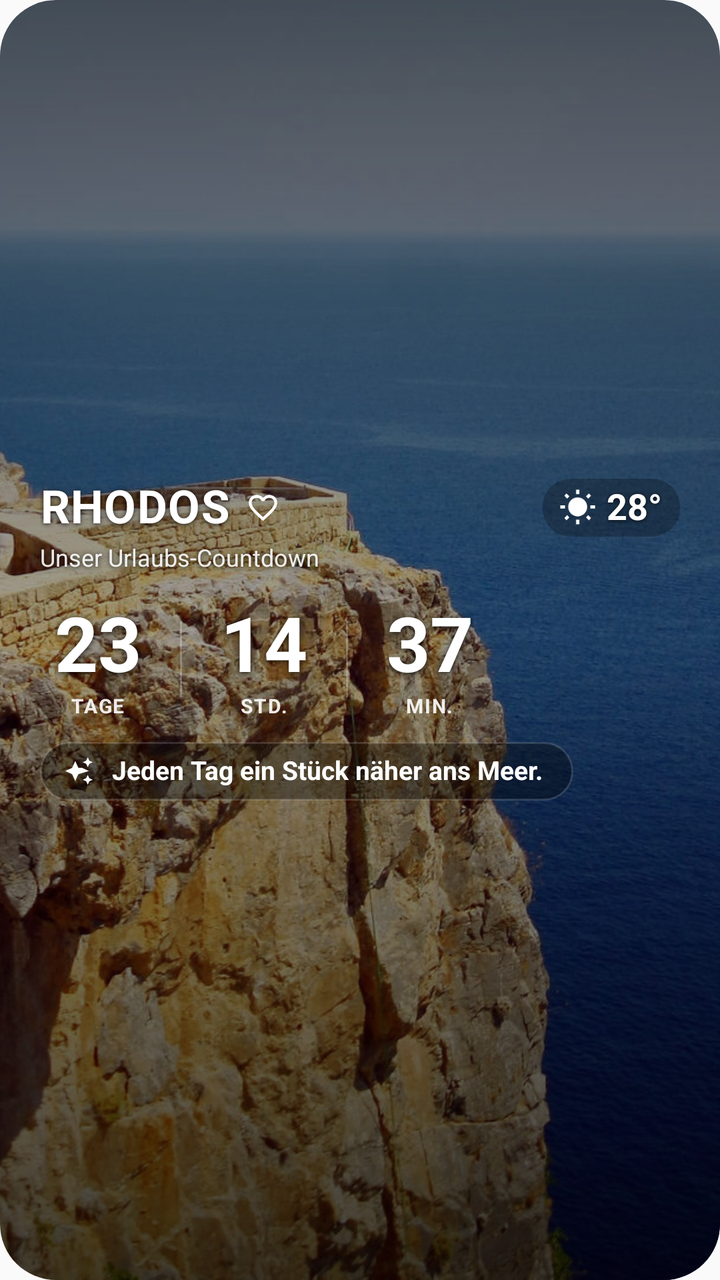
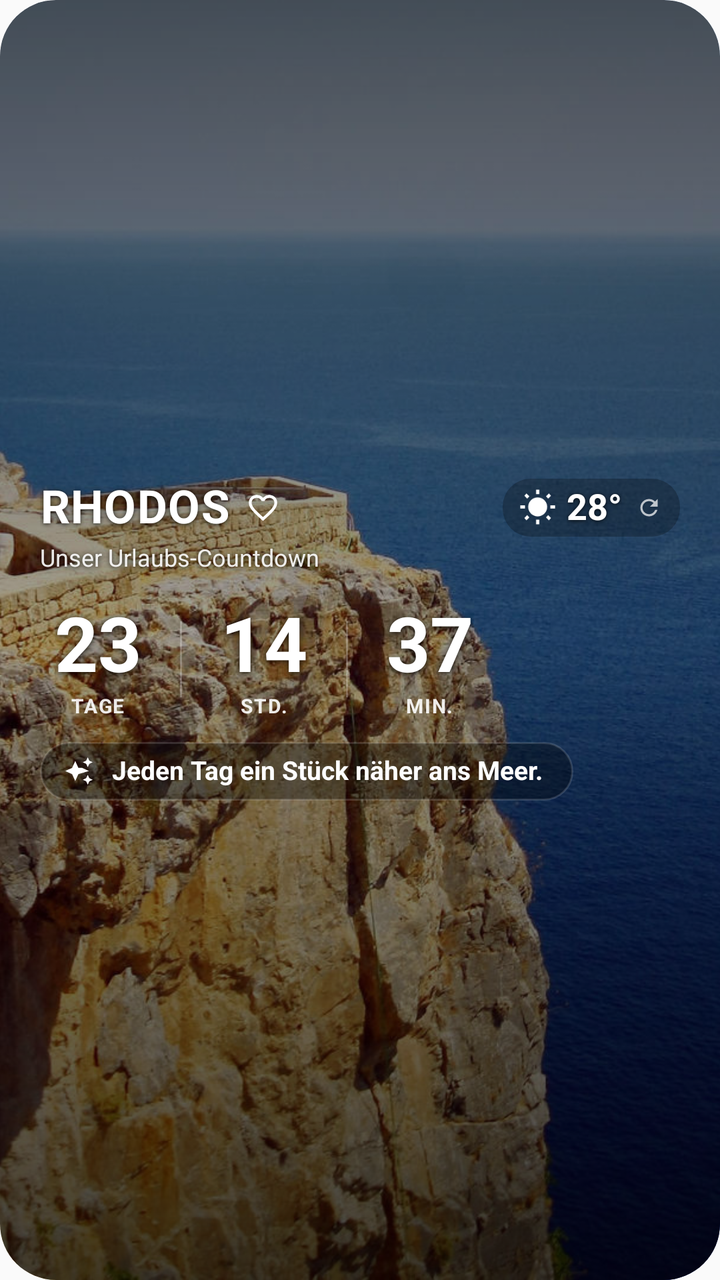

Two renders of the same Android screen: before a commit and after it. Below are the layout's source before the change and the commit's diff.
<!-- AndroidManifest.xml: application theme Theme.RhodosWidget -->
<!-- res/layout/rhodos_countdown_widget_large.xml -->
<?xml version="1.0" encoding="utf-8"?>
<FrameLayout xmlns:android="http://schemas.android.com/apk/res/android"
    android:id="@+id/widget_root"
    android:layout_width="match_parent"
    android:layout_height="match_parent"
    android:background="@drawable/widget_rhodos_background"
    android:clipToOutline="true">

    <ImageView
        android:id="@+id/widget_background_image"
        android:layout_width="match_parent"
        android:layout_height="match_parent"
        android:contentDescription="@string/widget_background_description"
        android:scaleType="centerCrop"
        android:src="@drawable/rhodos_lindos" />

    <LinearLayout
        android:layout_width="match_parent"
        android:layout_height="match_parent"
        android:background="@drawable/widget_readability_overlay_4x2"
        android:gravity="center_vertical"
        android:orientation="vertical"
        android:paddingLeft="20dp"
        android:paddingTop="14dp"
        android:paddingRight="20dp"
        android:paddingBottom="14dp">

        
        <LinearLayout
            android:layout_width="match_parent"
            android:layout_height="wrap_content"
            android:gravity="center_vertical"
            android:orientation="horizontal">

            <TextView
                android:id="@+id/widget_large_title"
                android:layout_width="wrap_content"
                android:layout_height="wrap_content"
                android:includeFontPadding="false"
                android:letterSpacing="0.02"
                android:shadowColor="#CC000000"
                android:shadowDx="0"
                android:shadowDy="1"
                android:shadowRadius="6"
                android:text="@string/widget_large_title"
                android:textColor="@android:color/white"
                android:textSize="23sp"
                android:textStyle="bold" />

            <ImageView
                android:id="@+id/widget_heart"
                android:layout_width="17dp"
                android:layout_height="17dp"
                android:layout_marginLeft="8dp"
                android:contentDescription="@string/widget_favorite_description"
                android:src="@drawable/ic_heart_outline" />

            <TextView
                android:layout_width="0dp"
                android:layout_height="wrap_content"
                android:layout_weight="1"
                android:text="" />

            <LinearLayout
                android:layout_width="wrap_content"
                android:layout_height="wrap_content"
                android:background="@drawable/widget_weather_pill_background"
                android:gravity="center_vertical"
                android:orientation="horizontal"
                android:paddingLeft="8dp"
                android:paddingTop="4dp"
                android:paddingRight="9dp"
                android:paddingBottom="4dp">

                <ImageView
                    android:id="@+id/widget_weather_icon"
                    android:layout_width="19dp"
                    android:layout_height="19dp"
                    android:layout_marginRight="5dp"
                    android:contentDescription="@string/widget_weather_description"
                    android:src="@drawable/ic_sun" />

                <TextView
                    android:id="@+id/widget_weather_temp"
                    android:layout_width="wrap_content"
                    android:layout_height="wrap_content"
                    android:includeFontPadding="false"
                    android:shadowColor="#CC000000"
                    android:shadowDx="0"
                    android:shadowDy="1"
                    android:shadowRadius="5"
                    android:text="@string/widget_weather_temp"
                    android:textColor="@android:color/white"
                    android:textSize="18sp"
                    android:textStyle="bold" />
            </LinearLayout>
        </LinearLayout>

        <TextView
            android:id="@+id/widget_subtitle"
            android:layout_width="wrap_content"
            android:layout_height="wrap_content"
            android:layout_marginTop="2dp"
            android:shadowColor="#CC000000"
            android:shadowDx="0"
            android:shadowDy="1"
            android:shadowRadius="6"
            android:text="@string/widget_subtitle"
            android:textColor="#E6FFFFFF"
            android:textSize="12sp" />

        
        <LinearLayout
            android:id="@+id/widget_countdown_row"
            android:layout_width="wrap_content"
            android:layout_height="wrap_content"
            android:layout_marginTop="14dp"
            android:gravity="center_vertical"
            android:orientation="horizontal">

            <LinearLayout
                android:layout_width="wrap_content"
                android:layout_height="wrap_content"
                android:gravity="center_horizontal"
                android:minWidth="58dp"
                android:orientation="vertical">

                <TextView
                    android:id="@+id/widget_days"
                    android:layout_width="wrap_content"
                    android:layout_height="wrap_content"
                    android:includeFontPadding="false"
                    android:maxLines="1"
                    android:shadowColor="#CC000000"
                    android:shadowDx="0"
                    android:shadowDy="2"
                    android:shadowRadius="7"
                    android:text="23"
                    android:textColor="@android:color/white"
                    android:textSize="38sp"
                    android:textStyle="bold" />

                <TextView
                    android:layout_width="wrap_content"
                    android:layout_height="wrap_content"
                    android:layout_marginTop="2dp"
                    android:includeFontPadding="false"
                    android:letterSpacing="0.06"
                    android:text="@string/widget_days_label"
                    android:textColor="#E6FFFFFF"
                    android:textSize="10sp"
                    android:textStyle="bold" />
            </LinearLayout>

            <ImageView
                android:layout_width="1dp"
                android:layout_height="38dp"
                android:layout_marginLeft="12dp"
                android:layout_marginRight="12dp"
                android:background="#40FFFFFF"
                android:contentDescription="@null" />

            <LinearLayout
                android:layout_width="wrap_content"
                android:layout_height="wrap_content"
                android:gravity="center_horizontal"
                android:minWidth="58dp"
                android:orientation="vertical">

                <TextView
                    android:id="@+id/widget_hours"
                    android:layout_width="wrap_content"
                    android:layout_height="wrap_content"
                    android:includeFontPadding="false"
                    android:maxLines="1"
                    android:shadowColor="#CC000000"
                    android:shadowDx="0"
                    android:shadowDy="2"
                    android:shadowRadius="7"
                    android:text="14"
                    android:textColor="@android:color/white"
                    android:textSize="38sp"
                    android:textStyle="bold" />

                <TextView
                    android:layout_width="wrap_content"
                    android:layout_height="wrap_content"
                    android:layout_marginTop="2dp"
                    android:includeFontPadding="false"
                    android:letterSpacing="0.06"
                    android:text="@string/widget_hours_label"
                    android:textColor="#E6FFFFFF"
                    android:textSize="10sp"
                    android:textStyle="bold" />
            </LinearLayout>

            <ImageView
                android:layout_width="1dp"
                android:layout_height="38dp"
                android:layout_marginLeft="12dp"
                android:layout_marginRight="12dp"
                android:background="#40FFFFFF"
                android:contentDescription="@null" />

            <LinearLayout
                android:layout_width="wrap_content"
                android:layout_height="wrap_content"
                android:gravity="center_horizontal"
                android:minWidth="58dp"
                android:orientation="vertical">

                <TextView
                    android:id="@+id/widget_minutes"
                    android:layout_width="wrap_content"
                    android:layout_height="wrap_content"
                    android:includeFontPadding="false"
                    android:maxLines="1"
                    android:shadowColor="#CC000000"
                    android:shadowDx="0"
                    android:shadowDy="2"
                    android:shadowRadius="7"
                    android:text="37"
                    android:textColor="@android:color/white"
                    android:textSize="38sp"
                    android:textStyle="bold" />

                <TextView
                    android:layout_width="wrap_content"
                    android:layout_height="wrap_content"
                    android:layout_marginTop="2dp"
                    android:includeFontPadding="false"
                    android:letterSpacing="0.06"
                    android:text="@string/widget_minutes_label"
                    android:textColor="#E6FFFFFF"
                    android:textSize="10sp"
                    android:textStyle="bold" />
            </LinearLayout>
        </LinearLayout>

        
        <TextView
            android:id="@+id/widget_arrival_message"
            android:layout_width="wrap_content"
            android:layout_height="wrap_content"
            android:layout_marginTop="12dp"
            android:includeFontPadding="false"
            android:shadowColor="#CC000000"
            android:shadowDx="0"
            android:shadowDy="2"
            android:shadowRadius="7"
            android:text="@string/widget_arrival_message"
            android:textColor="@android:color/white"
            android:textSize="27sp"
            android:textStyle="bold"
            android:visibility="gone" />

        
        <LinearLayout
            android:layout_width="wrap_content"
            android:layout_height="wrap_content"
            android:layout_marginTop="12dp"
            android:background="@drawable/widget_date_chip_background"
            android:gravity="center_vertical"
            android:orientation="horizontal"
            android:paddingLeft="12dp"
            android:paddingTop="7dp"
            android:paddingRight="15dp"
            android:paddingBottom="7dp">

            <ImageView
                android:layout_width="15dp"
                android:layout_height="15dp"
                android:layout_marginRight="9dp"
                android:contentDescription="@string/widget_phrase_description"
                android:src="@drawable/ic_sparkle" />

            <TextView
                android:id="@+id/widget_phrase_value"
                android:layout_width="wrap_content"
                android:layout_height="wrap_content"
                android:includeFontPadding="false"
                android:maxLines="1"
                android:text="@string/widget_phrase"
                android:textColor="@android:color/white"
                android:textSize="13sp"
                android:textStyle="bold" />
        </LinearLayout>
    </LinearLayout>
</FrameLayout>
<!-- resources referenced by this layout -->
<resources>
  <!-- drawable ic_sparkle (drawable) -->
  <vector xmlns:android="http://schemas.android.com/apk/res/android"
      android:width="24dp"
      android:height="24dp"
      android:viewportWidth="24"
      android:viewportHeight="24">
      <path
          android:fillColor="#FFFFFFFF"
          android:pathData="M19,9l1.25,-2.75L23,5l-2.75,-1.25L19,1l-1.25,2.75L15,5l2.75,1.25L19,9zM11.5,9.5L9,4 6.5,9.5 1,12l5.5,2.5L9,20l2.5,-5.5L20,12l-5.5,-2.5zM19,15l-1.25,2.75L15,19l2.75,1.25L19,23l1.25,-2.75L23,19l-2.75,-1.25L19,15z" />
  </vector>
  <!-- drawable widget_date_chip_background (drawable) -->
  <?xml version="1.0" encoding="utf-8"?>
  <shape xmlns:android="http://schemas.android.com/apk/res/android">
      <solid android:color="#59000000" />
      <corners android:radius="15dp" />
      <stroke
          android:width="1dp"
          android:color="#24FFFFFF" />
  </shape>
  <!-- drawable widget_readability_overlay_4x2 (drawable) -->
  <?xml version="1.0" encoding="utf-8"?>
  <layer-list xmlns:android="http://schemas.android.com/apk/res/android">
      <item>
          <shape>
              <corners android:radius="28dp" />
              <solid android:color="#26000000" />
          </shape>
      </item>
      <item>
          <shape>
              <corners android:radius="28dp" />
              <gradient
                  android:angle="270"
                  android:startColor="#99000000"
                  android:centerColor="#3D000000"
                  android:endColor="#B3000000"
                  android:type="linear" />
          </shape>
      </item>
  </layer-list>
  <!-- drawable widget_rhodos_background (drawable) -->
  <?xml version="1.0" encoding="utf-8"?>
  <shape xmlns:android="http://schemas.android.com/apk/res/android">
      <corners android:radius="28dp" />
      <gradient
          android:angle="135"
          android:centerColor="#3F86B5"
          android:endColor="#D58B4A"
          android:startColor="#174760"
          android:type="linear" />
  </shape>
  <!-- drawable widget_weather_pill_background (drawable) -->
  <?xml version="1.0" encoding="utf-8"?>
  <shape xmlns:android="http://schemas.android.com/apk/res/android">
      <solid android:color="#40000000" />
      <corners android:radius="14dp" />
  </shape>
  <string name="widget_arrival_message">Es ist soweit!</string>
  <string name="widget_background_description">Rhodos-Bild</string>
  <string name="widget_days_label">TAGE</string>
  <string name="widget_favorite_description">Favorit</string>
  <string name="widget_hours_label">STD.</string>
  <string name="widget_large_title">RHODOS</string>
  <string name="widget_minutes_label">MIN.</string>
  <string name="widget_phrase">Jeden Tag ein Stück näher ans Meer.</string>
  <string name="widget_phrase_description">Spruch des Tages</string>
  <string name="widget_subtitle">Unser Urlaubs-Countdown</string>
  <string name="widget_weather_description">Wetter</string>
  <string name="widget_weather_temp">28°</string>
  <style name="Theme.RhodosWidget" parent="android:Theme.Material.Light.NoActionBar" />
  <!-- unchanged entries left out for length: 3 -->
</resources>

<!-- the commit's change to res/layout/rhodos_countdown_widget_large.xml (unified diff, before → after) -->
@@ -62,6 +62,7 @@
                 android:text="" />
 
             <LinearLayout
+                android:id="@+id/widget_weather_pill"
                 android:layout_width="wrap_content"
                 android:layout_height="wrap_content"
                 android:background="@drawable/widget_weather_pill_background"
@@ -93,6 +94,15 @@
                     android:textColor="@android:color/white"
                     android:textSize="18sp"
                     android:textStyle="bold" />
+
+                <ImageView
+                    android:id="@+id/widget_refresh_icon"
+                    android:layout_width="13dp"
+                    android:layout_height="13dp"
+                    android:layout_marginLeft="7dp"
+                    android:alpha="0.72"
+                    android:contentDescription="@string/widget_refresh_description"
+                    android:src="@drawable/ic_refresh_subtle" />
             </LinearLayout>
         </LinearLayout>
 
<!-- resource entries referenced after the edit -->
@@ -1,5 +1,15 @@
 <!-- resources referenced by this layout -->
 <resources>
+  <!-- drawable ic_refresh_subtle (drawable) -->
+  <vector xmlns:android="http://schemas.android.com/apk/res/android"
+      android:width="24dp"
+      android:height="24dp"
+      android:viewportWidth="24"
+      android:viewportHeight="24">
+      <path
+          android:fillColor="#FFFFFFFF"
+          android:pathData="M17.65,6.35C16.2,4.9 14.21,4 12,4c-4.42,0 -7.99,3.58 -7.99,8s3.57,8 7.99,8c3.73,0 6.84,-2.55 7.73,-6h-2.08c-0.82,2.33 -3.04,4 -5.65,4c-3.31,0 -6,-2.69 -6,-6s2.69,-6 6,-6c1.66,0 3.14,0.69 4.22,1.78L13,11h7V4z" />
+  </vector>
   <!-- drawable ic_sparkle (drawable) -->
   <vector xmlns:android="http://schemas.android.com/apk/res/android"
       android:width="24dp"
@@ -66,6 +76,7 @@
   <string name="widget_minutes_label">MIN.</string>
   <string name="widget_phrase">Jeden Tag ein Stück näher ans Meer.</string>
   <string name="widget_phrase_description">Spruch des Tages</string>
+  <string name="widget_refresh_description">Wetter aktualisieren</string>
   <string name="widget_subtitle">Unser Urlaubs-Countdown</string>
   <string name="widget_weather_description">Wetter</string>
   <string name="widget_weather_temp">28°</string>
